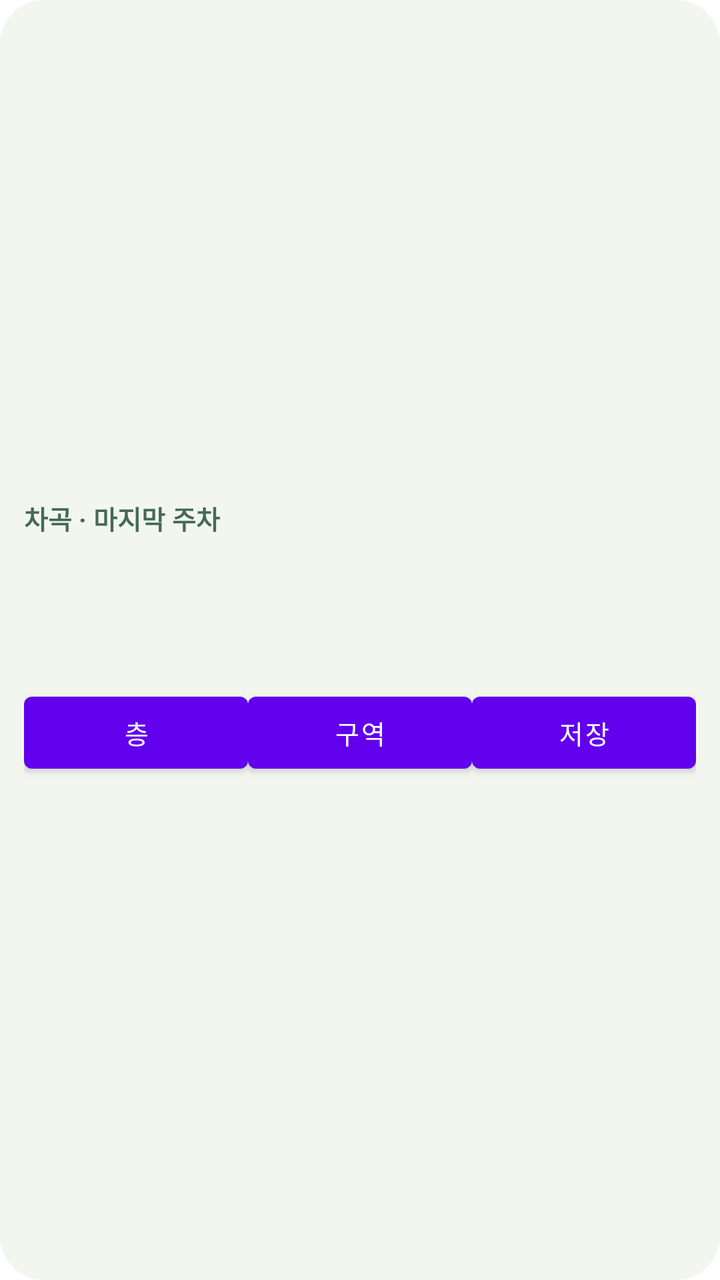
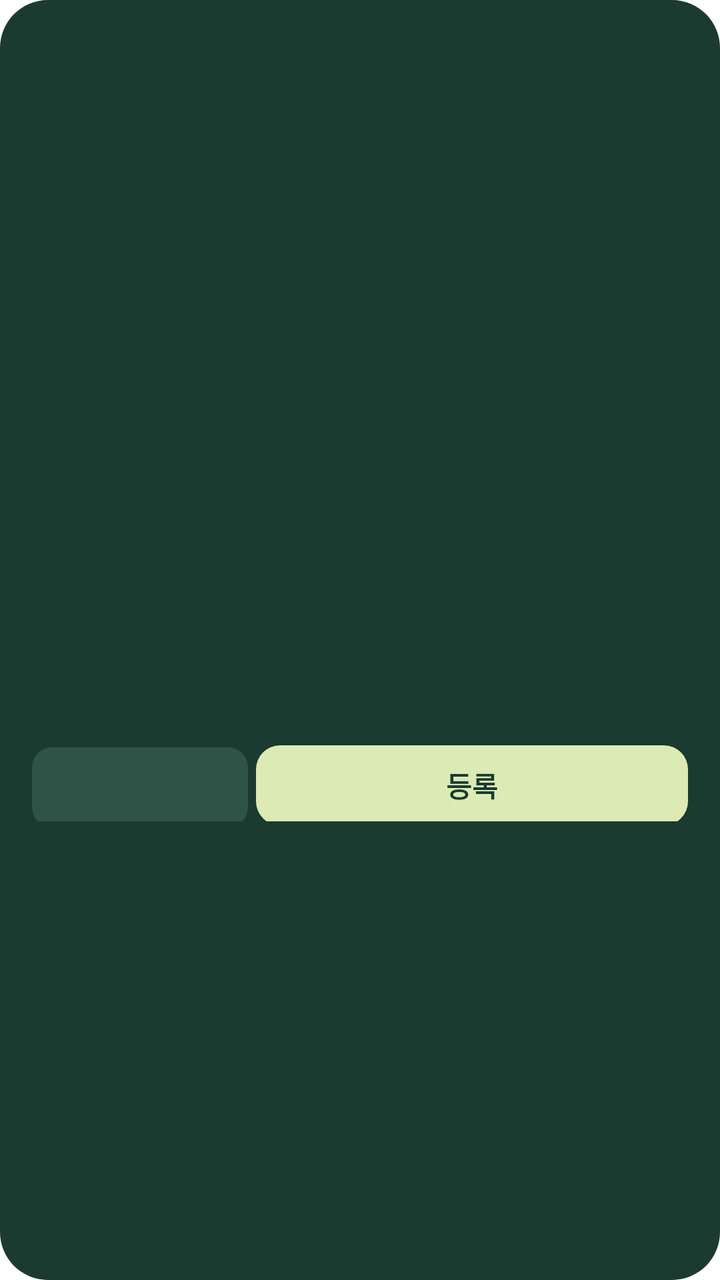

Compare the two renders of this Android layout. The source of the first and the diff that turns it into the second are given below.
<!-- AndroidManifest.xml: fallback theme Theme.MaterialComponents.DayNight.NoActionBar -->
<!-- res/layout/parking_widget.xml -->
<?xml version="1.0" encoding="utf-8"?>
<LinearLayout xmlns:android="http://schemas.android.com/apk/res/android" android:id="@+id/widget_root" android:layout_width="match_parent" android:layout_height="match_parent" android:orientation="vertical" android:gravity="center_vertical" android:padding="12dp" android:background="@drawable/widget_background">
    <TextView android:id="@+id/widget_title" android:layout_width="match_parent" android:layout_height="wrap_content" android:textColor="#436B52" android:textSize="13sp" android:textStyle="bold" android:text="차곡 · 마지막 주차" />
    <TextView android:id="@+id/widget_location" android:layout_width="match_parent" android:layout_height="wrap_content" android:layout_marginTop="4dp" android:textColor="#183C2D" android:textSize="24sp" android:textStyle="bold" android:maxLines="1" android:ellipsize="end" />
    <TextView android:id="@+id/widget_updated" android:layout_width="match_parent" android:layout_height="wrap_content" android:layout_marginTop="4dp" android:textColor="#5D7065" android:textSize="11sp" android:maxLines="1" android:ellipsize="end" />
    <TextView android:id="@+id/widget_hint" android:layout_width="match_parent" android:layout_height="wrap_content" android:layout_marginTop="4dp" android:textColor="#5D7065" android:textSize="11sp" android:maxLines="1" android:ellipsize="end" />
    <LinearLayout android:id="@+id/widget_controls" android:layout_width="match_parent" android:layout_height="48dp" android:orientation="horizontal">
        <Button android:id="@+id/widget_floor" android:layout_width="0dp" android:layout_weight="1" android:layout_height="48dp" android:text="층" android:contentDescription="다음 층 선택" android:textSize="13sp" />
        <Button android:id="@+id/widget_zone" android:layout_width="0dp" android:layout_weight="1" android:layout_height="48dp" android:text="구역" android:contentDescription="다음 구역 선택" android:textSize="13sp" />
        <Button android:id="@+id/widget_save" android:layout_width="0dp" android:layout_weight="1" android:layout_height="48dp" android:text="저장" android:textSize="13sp" />
    </LinearLayout>
</LinearLayout>
<!-- resources referenced by this layout -->
<resources>
  <!-- drawable widget_background (drawable) -->
  <shape xmlns:android="http://schemas.android.com/apk/res/android"><solid android:color="#F3F6EF"/><corners android:radius="22dp"/></shape>
</resources>

<!-- the commit's change to res/layout/parking_widget.xml (unified diff, before → after) -->
@@ -1,12 +1,30 @@
 <?xml version="1.0" encoding="utf-8"?>
-<LinearLayout xmlns:android="http://schemas.android.com/apk/res/android" android:id="@+id/widget_root" android:layout_width="match_parent" android:layout_height="match_parent" android:orientation="vertical" android:gravity="center_vertical" android:padding="12dp" android:background="@drawable/widget_background">
-    <TextView android:id="@+id/widget_title" android:layout_width="match_parent" android:layout_height="wrap_content" android:textColor="#436B52" android:textSize="13sp" android:textStyle="bold" android:text="차곡 · 마지막 주차" />
-    <TextView android:id="@+id/widget_location" android:layout_width="match_parent" android:layout_height="wrap_content" android:layout_marginTop="4dp" android:textColor="#183C2D" android:textSize="24sp" android:textStyle="bold" android:maxLines="1" android:ellipsize="end" />
-    <TextView android:id="@+id/widget_updated" android:layout_width="match_parent" android:layout_height="wrap_content" android:layout_marginTop="4dp" android:textColor="#5D7065" android:textSize="11sp" android:maxLines="1" android:ellipsize="end" />
-    <TextView android:id="@+id/widget_hint" android:layout_width="match_parent" android:layout_height="wrap_content" android:layout_marginTop="4dp" android:textColor="#5D7065" android:textSize="11sp" android:maxLines="1" android:ellipsize="end" />
-    <LinearLayout android:id="@+id/widget_controls" android:layout_width="match_parent" android:layout_height="48dp" android:orientation="horizontal">
-        <Button android:id="@+id/widget_floor" android:layout_width="0dp" android:layout_weight="1" android:layout_height="48dp" android:text="층" android:contentDescription="다음 층 선택" android:textSize="13sp" />
-        <Button android:id="@+id/widget_zone" android:layout_width="0dp" android:layout_weight="1" android:layout_height="48dp" android:text="구역" android:contentDescription="다음 구역 선택" android:textSize="13sp" />
-        <Button android:id="@+id/widget_save" android:layout_width="0dp" android:layout_weight="1" android:layout_height="48dp" android:text="저장" android:textSize="13sp" />
+<LinearLayout xmlns:android="http://schemas.android.com/apk/res/android" android:id="@+id/widget_root" android:layout_width="match_parent" android:layout_height="match_parent" android:orientation="vertical" android:gravity="center_vertical" android:paddingLeft="14dp" android:paddingRight="14dp" android:paddingTop="12dp" android:paddingBottom="12dp" android:background="@drawable/widget_background">
+    <LinearLayout android:layout_width="match_parent" android:layout_height="wrap_content" android:orientation="horizontal" android:gravity="bottom">
+        <TextView android:id="@+id/widget_location" android:layout_width="0dp" android:layout_weight="1" android:layout_height="wrap_content" android:textColor="#FFFFFF" android:textSize="30sp" android:textStyle="bold" android:maxLines="1" android:ellipsize="end" android:includeFontPadding="false" />
+        <TextView android:id="@+id/widget_updated" android:layout_width="wrap_content" android:layout_height="wrap_content" android:layout_marginLeft="8dp" android:paddingBottom="4dp" android:textColor="#BFD3C8" android:textSize="11sp" android:maxLines="1" android:ellipsize="end" />
+    </LinearLayout>
+    <TextView android:id="@+id/widget_hint" android:layout_width="match_parent" android:layout_height="wrap_content" android:layout_marginTop="2dp" android:textColor="#BFD3C8" android:textSize="11sp" android:maxLines="1" android:ellipsize="end" />
+    <LinearLayout android:id="@+id/widget_controls" android:layout_width="match_parent" android:layout_height="wrap_content" android:orientation="vertical">
+        <LinearLayout android:id="@+id/widget_floor_row_1" android:layout_width="match_parent" android:layout_height="36dp" android:orientation="horizontal" android:layout_marginTop="8dp">
+            <TextView android:id="@+id/widget_floor_0" style="@style/WidgetChip" android:visibility="gone" />
+            <TextView android:id="@+id/widget_floor_1" style="@style/WidgetChip" android:visibility="gone" />
+            <TextView android:id="@+id/widget_floor_2" style="@style/WidgetChip" android:visibility="gone" />
+            <TextView android:id="@+id/widget_floor_3" style="@style/WidgetChip" android:visibility="gone" />
+            <TextView android:id="@+id/widget_floor_4" style="@style/WidgetChip" android:visibility="gone" />
+            <TextView android:id="@+id/widget_floor_5" style="@style/WidgetChip" android:visibility="gone" />
+        </LinearLayout>
+        <LinearLayout android:id="@+id/widget_floor_row_2" android:layout_width="match_parent" android:layout_height="36dp" android:orientation="horizontal" android:layout_marginTop="4dp">
+            <TextView android:id="@+id/widget_floor_6" style="@style/WidgetChip" android:visibility="gone" />
+            <TextView android:id="@+id/widget_floor_7" style="@style/WidgetChip" android:visibility="gone" />
+            <TextView android:id="@+id/widget_floor_8" style="@style/WidgetChip" android:visibility="gone" />
+            <TextView android:id="@+id/widget_floor_9" style="@style/WidgetChip" android:visibility="gone" />
+            <TextView android:id="@+id/widget_floor_10" style="@style/WidgetChip" android:visibility="gone" />
+            <TextView android:id="@+id/widget_floor_11" style="@style/WidgetChip" android:visibility="gone" />
+        </LinearLayout>
+        <LinearLayout android:layout_width="match_parent" android:layout_height="40dp" android:orientation="horizontal" android:layout_marginTop="6dp">
+            <TextView android:id="@+id/widget_zone" style="@style/WidgetChip" android:layout_height="40dp" android:contentDescription="다음 구역 선택" />
+            <TextView android:id="@+id/widget_save" android:layout_width="0dp" android:layout_weight="2" android:layout_height="40dp" android:layout_margin="2dp" android:gravity="center" android:background="@drawable/widget_save" android:textColor="#1B3A30" android:textSize="14sp" android:textStyle="bold" android:text="등록" android:contentDescription="선택한 층과 구역을 서버에 등록" />
+        </LinearLayout>
     </LinearLayout>
 </LinearLayout>
<!-- resource entries referenced after the edit -->
@@ -1,6 +1,22 @@
 <!-- resources referenced by this layout -->
 <resources>
   <!-- drawable widget_background (drawable) -->
-  <shape xmlns:android="http://schemas.android.com/apk/res/android"><solid android:color="#F3F6EF"/><corners android:radius="22dp"/></shape>
+  <shape xmlns:android="http://schemas.android.com/apk/res/android"><solid android:color="#1B3A30"/><corners android:radius="24dp"/></shape>
+  <!-- drawable widget_save (drawable) -->
+  <shape xmlns:android="http://schemas.android.com/apk/res/android"><solid android:color="#DCEBB4"/><corners android:radius="12dp"/></shape>
+  <style name="WidgetChip">
+          <item name="android:layout_width">0dp</item>
+          <item name="android:layout_weight">1</item>
+          <item name="android:layout_height">36dp</item>
+          <item name="android:layout_margin">2dp</item>
+          <item name="android:gravity">center</item>
+          <item name="android:background">@drawable/widget_chip</item>
+          <item name="android:textColor">#FFFFFF</item>
+          <item name="android:textSize">13sp</item>
+          <item name="android:textStyle">bold</item>
+          <item name="android:maxLines">1</item>
+      </style>
+  <!-- drawable widget_chip (drawable) -->
+  <shape xmlns:android="http://schemas.android.com/apk/res/android"><solid android:color="#2F5447"/><corners android:radius="10dp"/></shape>
 </resources>
 
